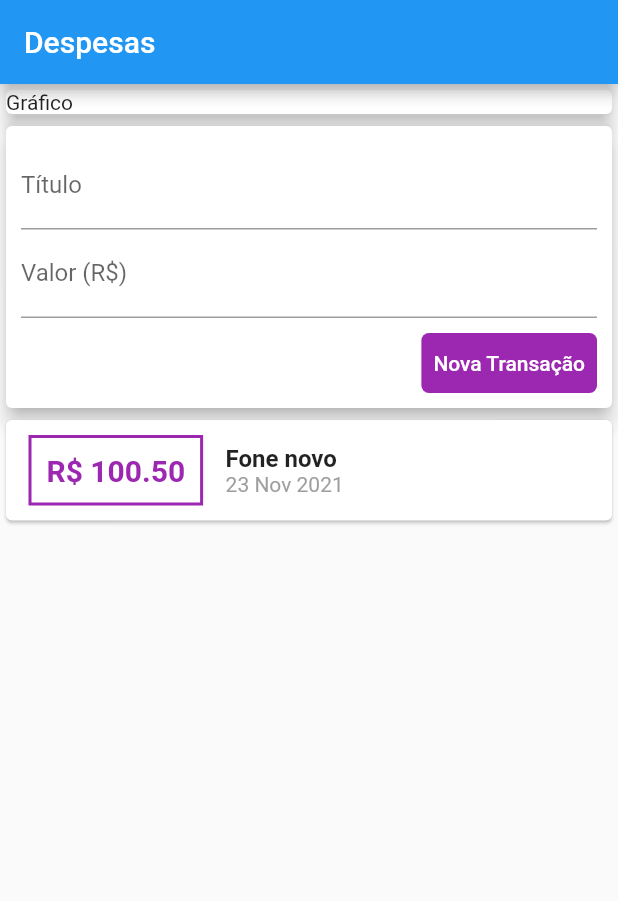
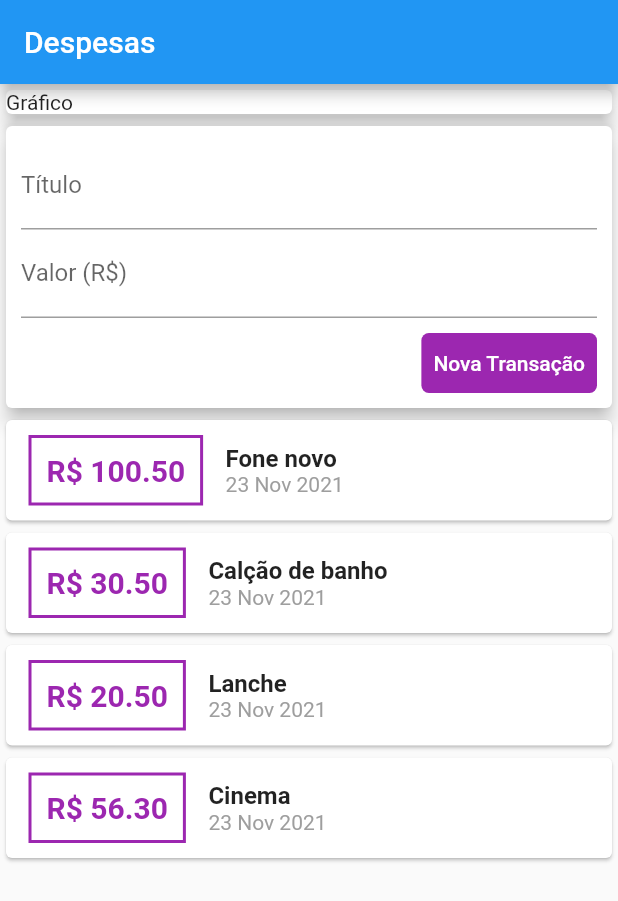
Before and after one commit to LeSales/expenses, a Flutter app: the screen it shows after launch, on a phone screen of 412 x 824 dp. Shown: the top 901 px of the screen. Run offline on Flutter 3.47's test engine with Material 2 defaults, Android fonts, the phone set to English and light mode, and no system bars.

```diff
--- a/lib/components/transaction_list.dart
+++ b/lib/components/transaction_list.dart
@@ -9,7 +9,9 @@ class TransactionList extends StatelessWidget {
 
   @override
   Widget build(BuildContext context) {
-    return SingleChildScrollView(
+    return Container(
+      height: MediaQuery.of(context).size.height * 0.7,
+      child: SingleChildScrollView(
         child: Column(
           children: transactions!.map((tr) {
             return Card(
@@ -49,6 +51,7 @@ class TransactionList extends StatelessWidget {
             ));
           }).toList(),
         ),
+      ),
     );
   }
 }
--- a/lib/components/transaction_user.dart
+++ b/lib/components/transaction_user.dart
@@ -20,7 +20,7 @@ class _TransactionUserState extends State<TransactionUser> {
       value: 100.50,
       date: DateTime.now(),
     ),
-    /* Transaction(
+    Transaction(
       id: 't2',
       title: 'Calção de banho',
       value: 30.50,
@@ -37,7 +37,7 @@ class _TransactionUserState extends State<TransactionUser> {
       title: 'Cinema',
       value: 56.30,
       date: DateTime.now(),
-      ), */
+    ),
   ];
 
   _addTransaction(String title, double value) {
```
Lines whose indentation alone changed are shown as unchanged.
